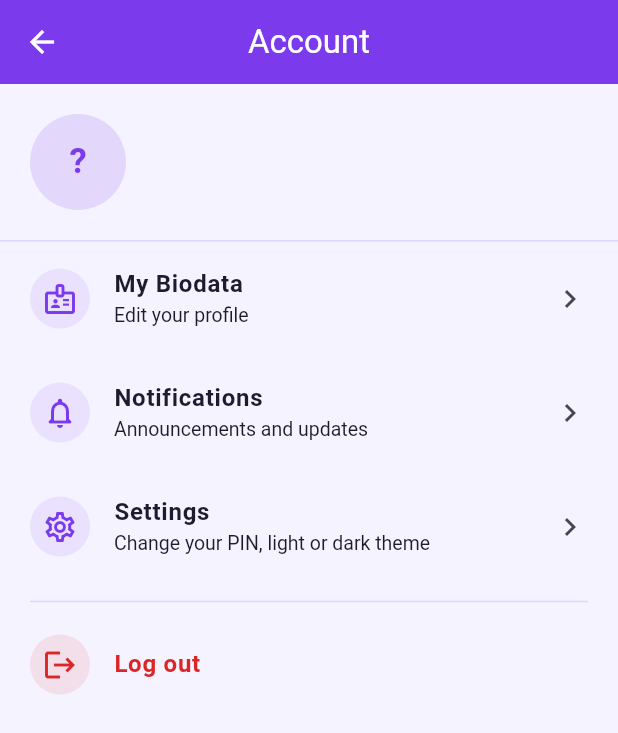
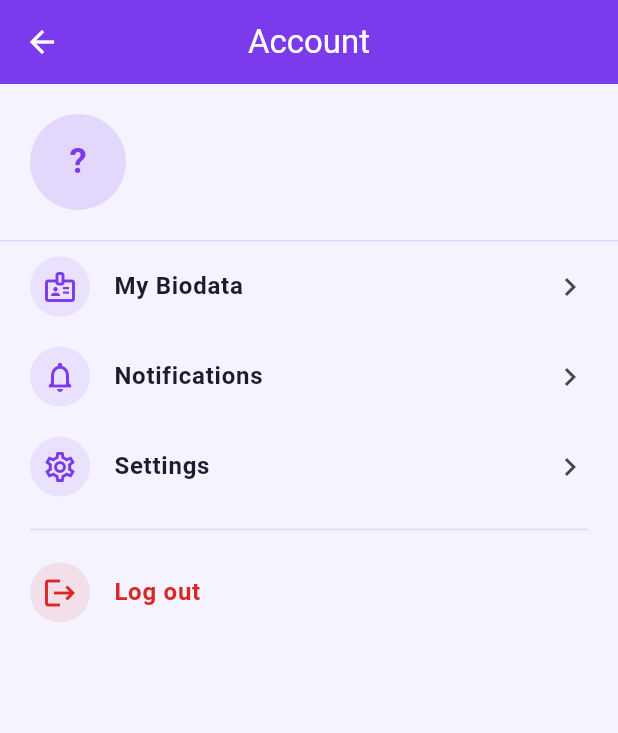
Before and after one commit to AdikaNathaniel/Palace-Professional-Network, a Flutter app: the AccountPage screen opened directly with empty values, on a phone screen of 412 x 824 dp. Shown: the top 733 px of the screen. Run offline on Flutter 3.47's test engine with Material 3 defaults, Android fonts, the phone set to English and light mode, and no system bars; our stand-ins replace audioplayers, emoji_picker_flutter, file_picker, firebase_core, firebase_messaging, image_picker and 2 more; missing offline and left inert: record; accounts and stored records are empty; network calls fail.

```diff
--- a/frontend/lib/pages/account_page.dart
+++ b/frontend/lib/pages/account_page.dart
@@ -126,13 +126,11 @@ class AccountPageState extends State<AccountPage> {
             _item(
               icon: Icons.badge_outlined,
               title: 'My Biodata',
-              subtitle: 'Edit your profile',
               onTap: widget.onOpenBiodata,
             ),
             _item(
               icon: Icons.notifications_none_rounded,
               title: 'Notifications',
-              subtitle: 'Announcements and updates',
               onTap: () => Navigator.of(context).push(
                 MaterialPageRoute(builder: (_) => const NotificationsPage()),
               ),
@@ -140,7 +138,6 @@ class AccountPageState extends State<AccountPage> {
             _item(
               icon: Icons.settings_outlined,
               title: 'Settings',
-              subtitle: 'Change your PIN, light or dark theme',
               onTap: () => Navigator.of(context).push(
                 MaterialPageRoute(builder: (_) => const SettingsPage()),
               ),
--- a/frontend/pubspec.yaml
+++ b/frontend/pubspec.yaml
@@ -16,7 +16,7 @@ publish_to: 'none' # Remove this line if you wish to publish to pub.dev
 # https://developer.apple.com/library/archive/documentation/General/Reference/InfoPlistKeyReference/Articles/CoreFoundationKeys.html
 # In Windows, build-name is used as the major, minor, and patch parts
 # of the product and file versions while build-number is used as the build suffix.
-version: 1.0.19+23
+version: 1.0.20+24
 
 environment:
   sdk: ^3.11.4
```
